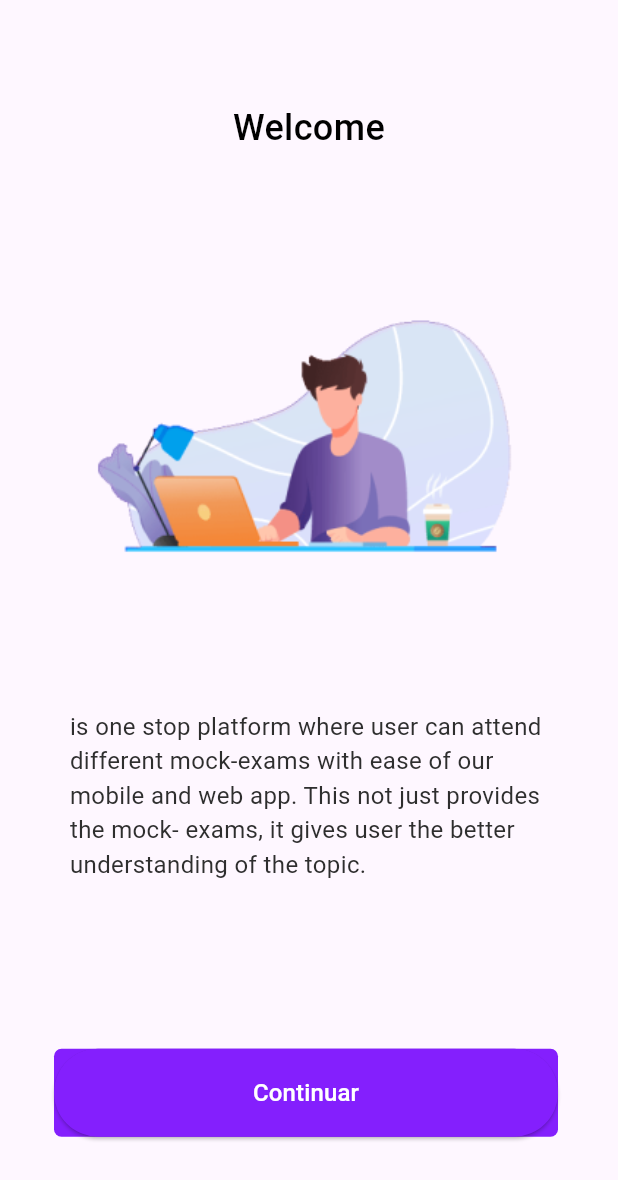
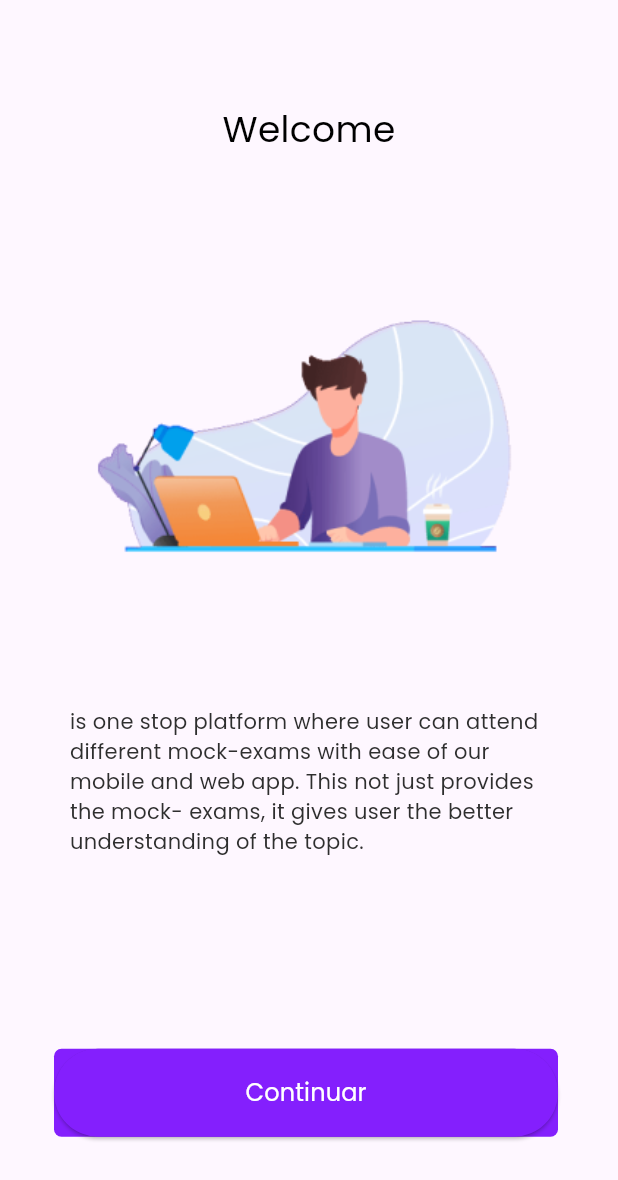
Before and after one commit to OneStationPriver/university_app, a Flutter app: the screen it shows after launch, on a phone screen of 412 x 824 dp. Shown: the top 1180 px of the screen. Run offline on Flutter 3.47's test engine with Material 3 defaults, Android fonts, the phone set to English and light mode, and no system bars; our stand-ins replace freezed_annotation, persistent_bottom_nav_bar; missing offline and left inert: dart:ffi.

```diff
--- a/lib/helper/app_text_style.dart
+++ b/lib/helper/app_text_style.dart
@@ -9,12 +9,12 @@ class AppTextStyle {
       color: AppColors.textTitleColor);
   static const text16W400TextStyle = TextStyle(
       fontFamily: 'Poppins',
-      fontSize: 16,
+      fontSize: 14,
       fontWeight: FontWeight.w400,
       color: AppColors.textColor);
   static const text16W600TextStyle = TextStyle(
       fontFamily: 'Poppins',
-      fontSize: 16,
+      fontSize: 14,
       fontWeight: FontWeight.w600,
       color: AppColors.textUnderlinedColor);
   static const text16W500TextStyle = TextStyle(
@@ -94,4 +94,9 @@ class AppTextStyle {
       fontSize: 14,
       fontWeight: FontWeight.w400,
       color: AppColors.fondoCardWishlistColor);
+  static const text16W800TextStyle = TextStyle(
+      fontFamily: 'Manrope',
+      fontSize: 16.64,
+      fontWeight: FontWeight.w800,
+      color: AppColors.title1CategoriesColor);
 }
--- a/lib/models/accounts/accounts.dart
+++ b/lib/models/accounts/accounts.dart
@@ -15,7 +15,6 @@ class Accounts with _$Accounts {
     required String phoneNumber,
     required String email,
 
-    required String title,
   }) = _Accounts;
 
   const Accounts._();
```
Also changed, not shown: lib/pages/account_page.dart (+13 -2 lines), pubspec.yaml (+9 -5 lines), assets/fonts/Hanuman/Hanuman-Black.ttf (added), assets/fonts/Hanuman/Hanuman-Bold.ttf (added), assets/fonts/Hanuman/Hanuman-Light.ttf (added), assets/fonts/Hanuman/Hanuman-Regular.ttf (added), assets/fonts/Hanuman/Hanuman-Thin.ttf (added), assets/fonts/Manrope/Manrope-Bold.ttf (added), assets/fonts/Manrope/Manrope-ExtraBold.ttf (added), assets/fonts/Manrope/Manrope-ExtraLight.ttf (added), assets/fonts/Manrope/Manrope-Light.ttf (added), assets/fonts/Manrope/Manrope-Medium.ttf (added), assets/fonts/Manrope/Manrope-Regular.ttf (added), assets/fonts/Manrope/Manrope-SemiBold.ttf (added), 2 more files.
